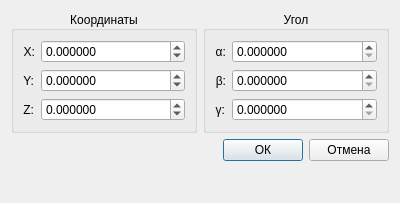
The window that src/Dialogs/PathPoints/caddpathpointdialog.ui (ncPUMA/FanucBotGui) describes before a commit, drawn with Qt 5.
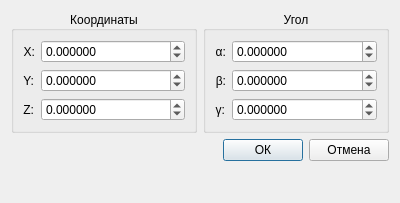
The same window after the commit.

The edit to the form file:
```diff
--- a/src/Dialogs/PathPoints/caddpathpointdialog.ui
+++ b/src/Dialogs/PathPoints/caddpathpointdialog.ui
@@ -139,10 +139,10 @@
            <number>6</number>
           </property>
           <property name="minimum">
-           <double>0.000000000000000</double>
+           <double>-10000.000000000000000</double>
           </property>
           <property name="maximum">
-           <double>359.999999000000003</double>
+           <double>10000.000000000000000</double>
           </property>
           <property name="singleStep">
            <double>0.100000000000000</double>
@@ -155,10 +155,10 @@
            <number>6</number>
           </property>
           <property name="minimum">
-           <double>0.000000000000000</double>
+           <double>-10000.000000000000000</double>
           </property>
           <property name="maximum">
-           <double>359.999999000000003</double>
+           <double>10000.000000000000000</double>
           </property>
           <property name="singleStep">
            <double>0.100000000000000</double>
@@ -171,10 +171,10 @@
            <number>6</number>
           </property>
           <property name="minimum">
-           <double>0.000000000000000</double>
+           <double>-10000.000000000000000</double>
           </property>
           <property name="maximum">
-           <double>359.999999000000003</double>
+           <double>10000.000000000000000</double>
           </property>
           <property name="singleStep">
            <double>0.100000000000000</double>
```
Left out of the diff: 12 changed lines with no effect on the pictures.
